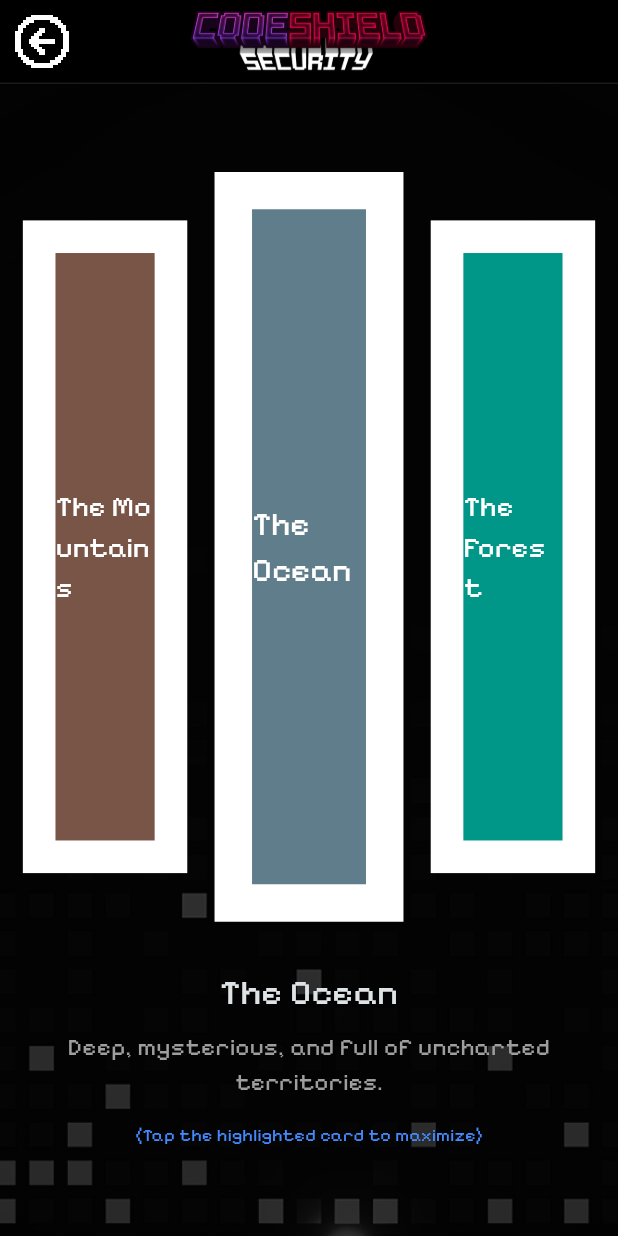
After one commit to CarljNueva/CodeShield, a Flutter app: the screen it shows after launch, after a tap on "ENEMY DESCRIPTION", on a phone screen of 412 x 824 dp. The commit adds this screen. Run offline on Flutter 3.47's test engine with Material 3 defaults, Android fonts, the phone set to English and light mode, and no system bars; drawn by our look-alikes of carousel_slider; missing offline and left inert: flame.

Commit message:
Added an image carousel for the enemy descriptions menu

```diff
--- a/lib/app.dart
+++ b/lib/app.dart
@@ -1,3 +1,5 @@
+import 'package:codeshield/screens/enemy_description/carousel_menu.dart';
+import 'package:codeshield/screens/enemy_description/enemy_details.dart';
 import 'package:flutter/material.dart';
 import 'package:codeshield/screens/login_menu.dart';
 
@@ -26,6 +28,8 @@ class MyGameApp extends StatelessWidget {
         AppRoutes.root: (context) => const MainMenu(),
         AppRoutes.aboutUs: (context) => const AboutUsMenu(),
         AppRoutes.login: (context) => const LoginPage(),
+        AppRoutes.enemyCarousel: (context) => const EnemyCarousel(),
+        AppRoutes.enemyDetails: (context) => const EnemyDetails(),
       },
     );
   }
--- a/lib/core/app_routes.dart
+++ b/lib/core/app_routes.dart
@@ -2,4 +2,6 @@ class AppRoutes {
   static const String root = "/";
   static const String aboutUs = "/about";
   static const String login = "/login";
+  static const String enemyCarousel = "/enemies/carousel";
+  static const String enemyDetails = "/enemies/details";
 }
--- /dev/null
+++ b/lib/screens/enemy_description/carousel_menu.dart
@@ -0,0 +1,185 @@
+import 'package:carousel_slider/carousel_slider.dart';
+import 'package:codeshield/core/app_assets.dart';
+import 'package:codeshield/core/app_fonts.dart';
+import 'package:codeshield/core/app_routes.dart';
+import 'package:codeshield/widgets/game_app_bar.dart';
+import 'package:flutter/material.dart';
+
+class CarouselItemData {
+  final Color color;
+  final String? imagePath;
+  final String title;
+  final String details;
+  final String fullDetails;
+
+  CarouselItemData({
+    required this.color,
+    this.imagePath,
+    required this.title,
+    required this.details,
+    required this.fullDetails,
+  });
+}
+
+class EnemyCarousel extends StatefulWidget {
+  const EnemyCarousel({super.key});
+
+  @override
+  State<EnemyCarousel> createState() => _EnemyCarouselState();
+}
+
+class _EnemyCarouselState extends State<EnemyCarousel> {
+  int _currentIndex = 0;
+  final List<CarouselItemData> carouselData = [
+    CarouselItemData(
+      color: Colors.blueGrey,
+      title: "The Ocean",
+      details: "Deep, mysterious, and full of uncharted territories.",
+      fullDetails: "Aaoisdujfnasjikdnfkljasbdngujbdfg",
+    ),
+    CarouselItemData(
+      color: Colors.teal,
+      title: "The Forest",
+      details: "Lush, green, and teeming with wildlife.",
+      fullDetails: "OIujnfjnadklfngkladfngkljdnfgnsd",
+    ),
+    CarouselItemData(
+      color: Colors.indigo,
+      title: "The Night Sky",
+      details: "Endless stars painting a canvas of infinity.",
+      fullDetails: "OIunidjfnglkjsdnfglkusndfiuhnfgilkhjn",
+    ),
+    CarouselItemData(
+      color: Colors.deepOrange,
+      title: "The Canyon",
+      details: "Carved by time, standing tall and majestic.",
+      fullDetails: "inidfujngsiujnfgklhjnsfklgjhnfgh",
+    ),
+    CarouselItemData(
+      color: Colors.brown,
+      title: "The Mountains",
+      details: "Snow-capped peaks reaching for the clouds.",
+      fullDetails: "inadifjngkljadsnfgkljsnfghiosfnjiunt",
+    ),
+  ];
+
+  @override
+  Widget build(BuildContext context) {
+    final carouselItems = carouselData.asMap().entries.map((entry) {
+      final index = entry.key;
+      final data = entry.value;
+      final image = data.imagePath != null
+          ? DecorationImage(
+              image: AssetImage(data.imagePath!),
+              fit: BoxFit.cover,
+              colorFilter: ColorFilter.mode(
+                Colors.black.withValues(alpha: 0.3),
+                BlendMode.darken,
+              ),
+            )
+          : null;
+
+      return GestureDetector(
+        onTap: () {
+          if (_currentIndex != index) return;
+          Navigator.pushNamed(context, AppRoutes.enemyDetails, arguments: data);
+        },
+        child: Hero(
+          tag: 'carousel_hero_${data.title}',
+          child: Material(
+            type: .transparency,
+            child: Container(
+              width: 800,
+              margin: const .symmetric(horizontal: 5.0),
+              decoration: BoxDecoration(
+                color: data.color,
+                border: .all(color: Colors.white, width: 25.0),
+                image: image,
+              ),
+              child: Center(
+                child: Text(
+                  data.title,
+                  style: const TextStyle(
+                    fontSize: 22.0,
+                    color: Colors.white,
+                    fontFamily: AppFonts.main,
+                  ),
+                ),
+              ),
+            ),
+          ),
+        ),
+      );
+    }).toList();
+
+    final carouselSlider = CarouselSlider(
+      options: CarouselOptions(
+        height: 500,
+        autoPlay: true,
+        autoPlayInterval: const Duration(seconds: 3),
+        enlargeCenterPage: true,
+        viewportFraction: 0.33,
+        onPageChanged: (index, reason) {
+          setState(() => _currentIndex = index);
+        },
+      ),
+      items: carouselItems,
+    );
+
+    final dynamicText = Padding(
+      padding: const EdgeInsets.symmetric(horizontal: 32.0),
+      child: AnimatedSwitcher(
+        duration: const Duration(milliseconds: 300),
+        child: Column(
+          key: ValueKey<int>(_currentIndex),
+          children: [
+            Text(
+              carouselData[_currentIndex].title,
+              style: const TextStyle(fontSize: 24, fontFamily: AppFonts.main),
+            ),
+            const SizedBox(height: 8),
+            Text(
+              carouselData[_currentIndex].details,
+              textAlign: .center,
+              style: const TextStyle(
+                fontSize: 16,
+                color: Colors.grey,
+                fontFamily: AppFonts.main,
+              ),
+            ),
+            const SizedBox(height: 16),
+            const Text(
+              "(Tap the highlighted card to maximize)",
+              style: TextStyle(
+                fontSize: 12,
+                color: Colors.blueAccent,
+                fontFamily: AppFonts.main,
+              ),
+            ),
+          ],
+        ),
+      ),
+    );
+
+    return Scaffold(
+      appBar: MenuAppBar(),
+      body: Stack(
+        children: [
+          SizedBox.expand(
+            child: Image.asset(AppImages.menuBackgroundAlt, fit: .cover),
+          ),
+          SafeArea(
+            child: Column(
+              mainAxisAlignment: .center,
+              children: [
+                carouselSlider,
+                const SizedBox(height: 30),
+                dynamicText,
+              ],
+            ),
+          ),
+        ],
+      ),
+    );
+  }
+}
--- a/lib/screens/main_menu.dart
+++ b/lib/screens/main_menu.dart
@@ -11,8 +11,8 @@ class MainMenu extends StatelessWidget {
 
   @override
   Widget build(BuildContext context) {
-    Widget colMenuButtons = Column(
-      crossAxisAlignment: CrossAxisAlignment.start,
+    final colMenuButtons = Column(
+      crossAxisAlignment: .start,
       children: [
         TextButton(
           onPressed: () {
@@ -31,7 +31,9 @@ class MainMenu extends StatelessWidget {
         const SizedBox(height: 20),
 
         TextButton(
-          onPressed: () {},
+          onPressed: () {
+            Navigator.pushNamed(context, AppRoutes.enemyCarousel);
+          },
           child: const Text(
             "ENEMY DESCRIPTION",
             style: AppTextStyles.buttonLabel,
@@ -50,7 +52,7 @@ class MainMenu extends StatelessWidget {
     );
 
     Widget colStats = Column(
-      crossAxisAlignment: CrossAxisAlignment.start,
+      crossAxisAlignment: .start,
       children: [
         const SizedBox(height: 125),
 
@@ -73,7 +75,7 @@ class MainMenu extends StatelessWidget {
     );
 
     Widget colMain = Column(
-      crossAxisAlignment: CrossAxisAlignment.center,
+      crossAxisAlignment: .center,
       children: [
         Center(child: Image.asset(AppImages.logo, width: 800)),
 
@@ -81,15 +83,15 @@ class MainMenu extends StatelessWidget {
 
         Expanded(
           child: Row(
-            mainAxisAlignment: MainAxisAlignment.spaceBetween,
-            crossAxisAlignment: CrossAxisAlignment.start,
+            mainAxisAlignment: .spaceBetween,
+            crossAxisAlignment: .start,
             children: [colMenuButtons, colStats],
           ),
         ),
       ],
     );
 
-    Widget padding = Padding(
+    final padding = Padding(
       padding: const EdgeInsets.symmetric(horizontal: 60, vertical: 40),
       child: colMain,
     );
@@ -99,9 +101,8 @@ class MainMenu extends StatelessWidget {
         children: [
           // Background Image
           SizedBox.expand(
-            child: Image.asset(AppImages.menuBackground, fit: BoxFit.cover),
+            child: Image.asset(AppImages.menuBackground, fit: .cover),
           ),
-
           SafeArea(child: padding),
         ],
       ),
--- a/lib/widgets/game_app_bar.dart
+++ b/lib/widgets/game_app_bar.dart
@@ -7,14 +7,22 @@ class MenuAppBar extends StatelessWidget implements PreferredSizeWidget {
   @override
   Widget build(BuildContext context) {
     return AppBar(
-      backgroundColor: Colors.transparent,
+      backgroundColor: Colors.black,
       elevation: 0,
       leading: IconButton(
         onPressed: () => Navigator.maybePop(context),
         icon: Image.asset(AppIcons.back, filterQuality: FilterQuality.none),
+        tooltip: "Go back",
       ),
       title: Image.asset(AppImages.logo, height: 40),
       centerTitle: true,
+      bottom: PreferredSize(
+        preferredSize: const Size.fromHeight(3.0),
+        child: Container(
+          color: Colors.white.withValues(alpha: 0.1),
+          height: 1.0,
+        ),
+      ),
     );
   }
 
--- a/pubspec.yaml
+++ b/pubspec.yaml
@@ -11,6 +11,7 @@ dependencies:
         sdk: flutter
     cupertino_icons: ^1.0.8
     flame: ^1.36.0
+    carousel_slider: ^5.1.2
 
 dev_dependencies:
     flutter_test:
```
Also changed, not shown: lib/screens/aboutus_screen.dart (deleted, +0 -17 lines), lib/screens/enemy_description/enemy_details.dart (added, +82 -0 lines), lib/screens/login_screen.dart (deleted, +0 -17 lines), pubspec.lock.
